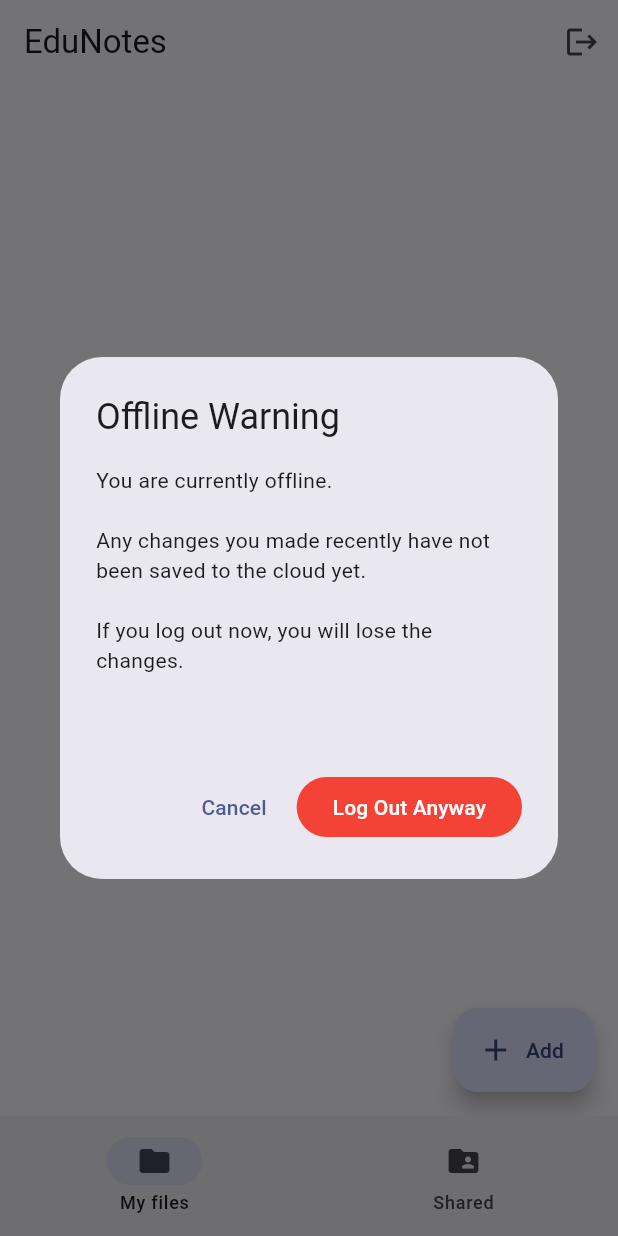
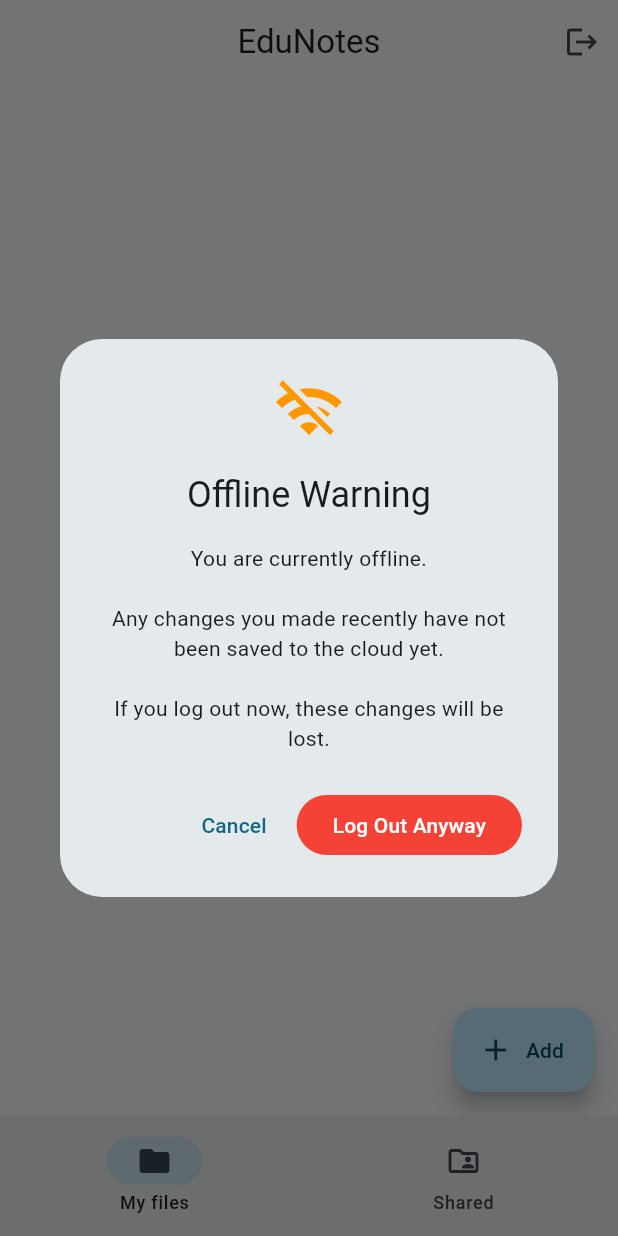
Before and after one commit to ovidiu-andreescu/EduNotes, a Flutter app: the screen it shows after launch, after a tap on the "logout" icon, on a phone screen of 412 x 824 dp. Run offline on Flutter 3.47's test engine with Material 3 defaults, Android fonts, the phone set to English and light mode, and no system bars; our stand-ins replace bloc, cached_network_image, cloud_firestore, equatable, firebase_auth, firebase_core and 3 more; accounts and stored records are empty.

Commit message:
Improved the design of the application, file_card and login page.

```diff
--- a/lib/app.dart
+++ b/lib/app.dart
@@ -1,3 +1,4 @@
+import 'dart:io';
 import 'package:flutter/material.dart';
 import 'package:flutter_bloc/flutter_bloc.dart';
 import 'features/auth/auth_cubit.dart';
@@ -5,7 +6,6 @@ import 'features/auth/login_page.dart';
 import 'features/files/my_files_page.dart';
 import 'features/files/shared_with_me_page.dart';
 import 'features/files/files_cubit.dart';
-import 'dart:io';
 
 class EduNotesApp extends StatelessWidget {
   const EduNotesApp({super.key});
@@ -22,8 +22,16 @@ class EduNotesApp extends StatelessWidget {
         }
       },
       child: MaterialApp(
-        title: 'EduNotes (Mock)',
-        theme: ThemeData(useMaterial3: true, colorSchemeSeed: Colors.indigo),
+        title: 'EduNotes',
+        debugShowCheckedModeBanner: false,
+        theme: ThemeData(
+          useMaterial3: true,
+          colorSchemeSeed: Colors.blueGrey,
+          inputDecorationTheme: const InputDecorationTheme(
+            border: OutlineInputBorder(),
+            filled: true,
+          ),
+        ),
         home: BlocBuilder<AuthCubit, AuthState>(
           builder: (context, state) {
             if (state is Authenticated) return const _HomeShell();
@@ -71,11 +79,13 @@ class _HomeShellState extends State<_HomeShell> {
       final shouldLogout = await showDialog<bool>(
         context: context,
         builder: (context) => AlertDialog(
+          icon: const Icon(Icons.wifi_off, size: 48, color: Colors.orange),
           title: const Text('Offline Warning'),
           content: const Text(
-              'You are currently offline.\n\n'
-                  'Any changes you made recently have not been saved to the cloud yet.\n\n'
-                  'If you log out now, you will lose the changes.\n\n'
+            'You are currently offline.\n\n'
+                'Any changes you made recently have not been saved to the cloud yet.\n\n'
+                'If you log out now, these changes will be lost.',
+            textAlign: TextAlign.center,
           ),
           actions: [
             TextButton(
@@ -103,6 +113,7 @@ class _HomeShellState extends State<_HomeShell> {
     return Scaffold(
       appBar: AppBar(
         title: const Text('EduNotes'),
+        centerTitle: true,
         actions: [
           IconButton(
             tooltip: 'Logout',
@@ -116,8 +127,16 @@ class _HomeShellState extends State<_HomeShell> {
         selectedIndex: idx,
         onDestinationSelected: (i) => setState(() => idx = i),
         destinations: const [
-          NavigationDestination(icon: Icon(Icons.folder), label: 'My files'),
-          NavigationDestination(icon: Icon(Icons.folder_shared), label: 'Shared'),
+          NavigationDestination(
+            icon: Icon(Icons.folder_outlined),
+            selectedIcon: Icon(Icons.folder),
+            label: 'My files',
+          ),
+          NavigationDestination(
+            icon: Icon(Icons.folder_shared_outlined),
+            selectedIcon: Icon(Icons.folder_shared),
+            label: 'Shared',
+          ),
         ],
       ),
     );
--- a/lib/features/auth/login_page.dart
+++ b/lib/features/auth/login_page.dart
@@ -26,7 +26,6 @@ class _LoginPageState extends State<LoginPage> {
   Future<void> _checkOfflineAndAutoLogin() async {
     try {
       final result = await InternetAddress.lookup('google.com');
-
       if (result.isNotEmpty && result[0].rawAddress.isNotEmpty) {
         return;
       }
@@ -39,13 +38,11 @@ class _LoginPageState extends State<LoginPage> {
 
       ScaffoldMessenger.of(context).showSnackBar(
         const SnackBar(
-          content: Text('No internet detected. Logging in as Guest automatically...'),
+          content: Text('No internet connection. Logging in as Guest...'),
           duration: Duration(seconds: 2),
-          backgroundColor: Colors.orange,
         ),
       );
 
-      // Give the user a brief moment to read the message, then login
       await Future.delayed(const Duration(seconds: 1));
       if (mounted) {
         context.read<AuthCubit>().signInAnonymously();
@@ -56,19 +53,52 @@ class _LoginPageState extends State<LoginPage> {
   @override
   Widget build(BuildContext context) {
     return Scaffold(
-      appBar: AppBar(title: const Text('Login')),
       body: Center(
+        child: SingleChildScrollView(
+          padding: const EdgeInsets.all(24),
           child: ConstrainedBox(
-          constraints: const BoxConstraints(maxWidth: 420),
-          child: Padding(
-            padding: const EdgeInsets.all(16),
-            child: Column(mainAxisSize: MainAxisSize.min, children: [
-              TextField(controller: emailC, decoration: const InputDecoration(labelText: 'Email')),
-              const SizedBox(height: 12),
-              TextField(controller: passC, decoration: const InputDecoration(labelText: 'Password'), obscureText: true),
+            constraints: const BoxConstraints(maxWidth: 400),
+            child: Column(
+              mainAxisAlignment: MainAxisAlignment.center,
+              crossAxisAlignment: CrossAxisAlignment.stretch,
+              children: [
+                const Icon(Icons.school, size: 80, color: Colors.blueGrey),
+                const SizedBox(height: 24),
+                Text(
+                  'Welcome Back',
+                  style: Theme.of(context).textTheme.headlineMedium?.copyWith(
+                    fontWeight: FontWeight.bold,
+                    color: Colors.blueGrey[800],
+                  ),
+                  textAlign: TextAlign.center,
+                ),
+                const SizedBox(height: 32),
+                TextField(
+                  controller: emailC,
+                  decoration: const InputDecoration(
+                    labelText: 'Email Address',
+                    prefixIcon: Icon(Icons.email_outlined),
+                  ),
+                ),
                 const SizedBox(height: 16),
-              if (error != null) Text(error!, style: const TextStyle(color: Colors.red)),
-              const SizedBox(height: 8),
+                TextField(
+                  controller: passC,
+                  decoration: const InputDecoration(
+                    labelText: 'Password',
+                    prefixIcon: Icon(Icons.lock_outline),
+                  ),
+                  obscureText: true,
+                ),
+                const SizedBox(height: 24),
+                if (error != null)
+                  Padding(
+                    padding: const EdgeInsets.only(bottom: 16),
+                    child: Text(
+                      error!,
+                      style: const TextStyle(color: Colors.red),
+                      textAlign: TextAlign.center,
+                    ),
+                  ),
                 FilledButton(
                   onPressed: loading
                       ? null
@@ -82,19 +112,28 @@ class _LoginPageState extends State<LoginPage> {
                       if (mounted) setState(() => loading = false);
                     }
                   },
-                child: Text(loading ? 'Signing in...' : 'Sign in'),
+                  style: FilledButton.styleFrom(
+                    padding: const EdgeInsets.symmetric(vertical: 16),
                   ),
-              TextButton(
+                  child: Text(loading ? 'Signing in...' : 'Sign In'),
+                ),
+                const SizedBox(height: 16),
+                OutlinedButton(
                   onPressed: loading
                       ? null
                       : () => context.read<AuthCubit>().signInAnonymously(),
+                  style: OutlinedButton.styleFrom(
+                    padding: const EdgeInsets.symmetric(vertical: 16),
+                  ),
                   child: const Text('Continue as Guest'),
                 ),
+                const SizedBox(height: 24),
                 TextButton(
                   onPressed: () => Navigator.push(context, MaterialPageRoute(builder: (_) => const SignUpPage())),
-                child: const Text('Create account'),
+                  child: const Text("Don't have an account? Create one"),
                 ),
-            ]),
+              ],
+            ),
           ),
         ),
       ),
```
Also changed, not shown: lib/features/files/widgets/file_card.dart (+93 -12 lines). Lines whose indentation alone changed are shown as unchanged.
